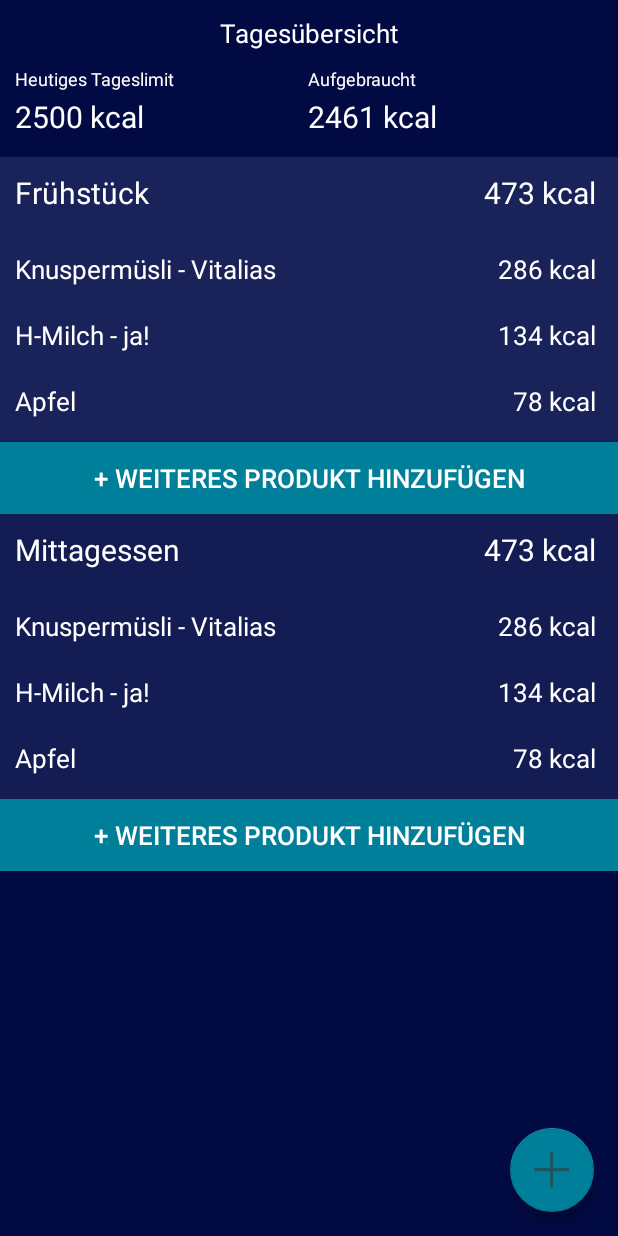
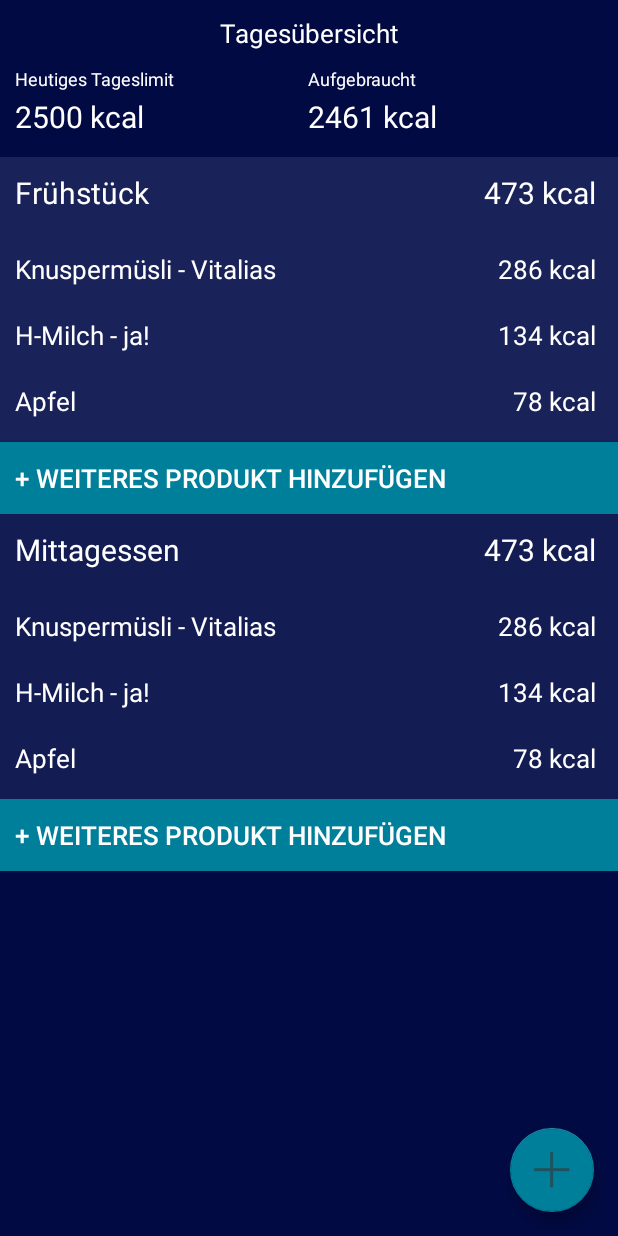
Before and after one commit to Marvintschi/mySmartNutrition, an Android app: the screen it shows after launch (MainActivity), on a phone screen of 412 x 824 dp. Run offline under Robolectric (Android 15) with nearby library versions, the phone set to English and light mode, and no system bars.

Commit message:
layout and design of the main activity

```diff
--- a/app/src/main/res/layout/activity_main.xml
+++ b/app/src/main/res/layout/activity_main.xml
@@ -233,6 +233,7 @@
                         android:paddingVertical="5dp"
                         android:paddingStart="10dp"
                         android:paddingEnd="10dp"
+                        android:textAlignment="textStart"
                         android:text="+ weiteres Produkt hinzufügen"
                         android:textColor="@color/white"
                         android:textSize="17sp" />
@@ -375,6 +376,7 @@
                         android:paddingVertical="5dp"
                         android:paddingStart="10dp"
                         android:paddingEnd="10dp"
+                        android:textAlignment="textStart"
                         android:text="+ weiteres Produkt hinzufügen"
                         android:textColor="@color/white"
                         android:textSize="17sp" />
```
